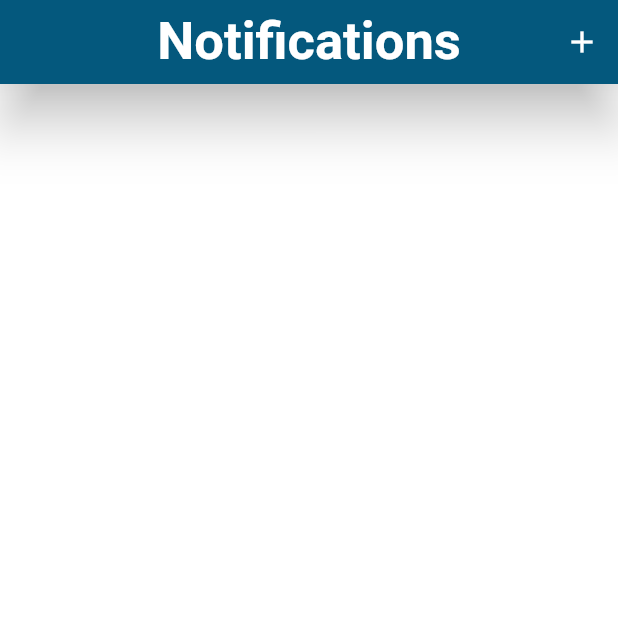
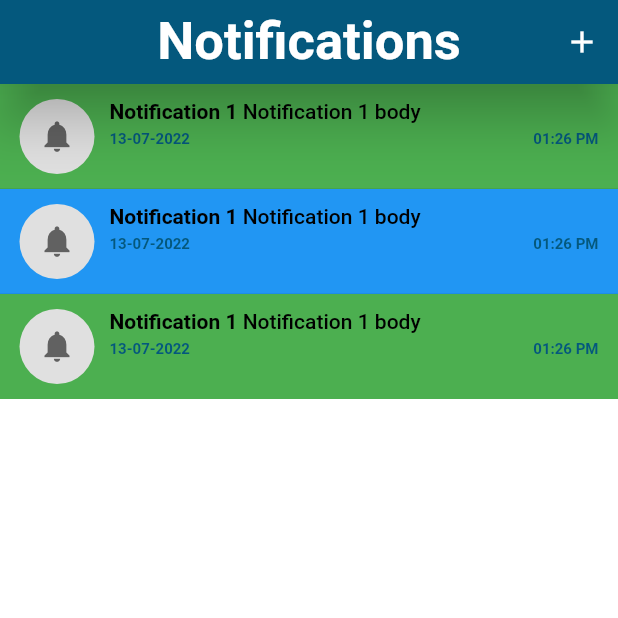
Before and after one commit to nadahanii/Int-Hire_GP, a Flutter app: the NotificationPage screen opened by its route, on a phone screen of 412 x 824 dp, the top half of it. Run offline on Flutter 3.47's test engine with Material 2 defaults, Android fonts, the phone set to English and light mode, and no system bars; our stand-ins replace csv, fluttertoast, font_awesome_flutter, google_fonts, shared_preferences; accounts and stored records are empty; network calls fail.

Commit message:
implementing notification detailed screen

```diff
--- a/lib/main.dart
+++ b/lib/main.dart
@@ -19,6 +19,7 @@ import 'package:history_feature/screens/profile_screen.dart';
 import 'package:provider/provider.dart';
 import 'package:history_feature/screens/login_screen.dart';
 import 'package:history_feature/screens/forget_password_screen.dart';
+import '../models/notification.dart' as n;
 
 void main() {
   runApp(MultiProvider(providers: [
@@ -36,9 +37,11 @@ void main() {
 }
 
 class MyApp extends StatelessWidget {
+
   // This widget is the root of your application.
   @override
   Widget build(BuildContext context) {
+    n.Notification notification= new n.Notification(id: 1, title: 'title', description: 'description');
     final ThemeData globalTheme = Provider.of<GlobalTheme>(context).globalTheme;
     return Consumer<Auth>(
       builder: (ctx, auth, _) => MaterialApp(
@@ -73,7 +76,7 @@ class MyApp extends StatelessWidget {
           ProfileScreen.routeName: (ctx) => ProfileScreen(isApplicant: true,),
           NavbarScreen.routeName: (ctx) => NavbarScreen(),
           EditPasswordScreen.routeName: (ctx) => EditPasswordScreen(),
-          //NotificationDetailedScreen.routeName: (ctx) => NotificationDetailedScreen(),
+          NotificationDetailedScreen.routeName: (ctx) => NotificationDetailedScreen(notification: notification,),
         },
       ),
     );
--- a/lib/providers/notifications.dart
+++ b/lib/providers/notifications.dart
@@ -7,7 +7,35 @@ import 'package:http/http.dart' as http;
 import '../helpers/components.dart';
 
 class Notifications with ChangeNotifier {
-  List<n.Notification> _items = [];
+  List<n.Notification> _items = [
+    n.Notification(
+      id: 1,
+      title: 'Notification 1',
+      description : 'Notification 1 body',
+      date: '13-07-2022 01:26 PM',
+      viewed : false,
+      senderType: 'Recruiter',
+      receiverEmail: "user@example.com",
+    ),
+    n.Notification(
+      id: 2,
+      title: 'Notification 1',
+      description : 'Notification 1 body',
+      date: '13-07-2022 01:26 PM',
+      viewed : true,
+      senderType: 'Admin',
+      receiverEmail: "user@example.com",
+    ),
+    n.Notification(
+      id: 3,
+      title: 'Notification 1',
+      description : 'Notification 1 body',
+      date: '13-07-2022 01:26 PM',
+      viewed : false,
+      senderType: 'Applicant',
+      receiverEmail: "user@example.com",
+    ),
+  ];
   late String? token;
   late String? userType;
 
@@ -26,57 +54,57 @@ class Notifications with ChangeNotifier {
   }
 
   Future<void> fetchAndSetNotifications() async {
-    final url = Uri.parse('${baseUrl}Notification/getAllMessage');
-    try {
-      final response = await http.get(
-        url,
-        headers: {
-          "content-type": "application/json",
-          'Authorization': 'Bearer $token',
-          "Accept": "application/json",
-        },
-      );
-      final extractedData = json.decode(response.body) as List<dynamic>;
-      if (extractedData.isEmpty) {
-        return;
-      }
-      final List<n.Notification> loadedJobs = [];
-      for (var obj in extractedData) {
-        loadedJobs.add(n.Notification.fromJson(obj));
-      }
-      _items = loadedJobs.reversed.toList();
-      notifyListeners();
-    } catch (e) {
-      print("notification get" + e.toString());
-    }
+    // final url = Uri.parse('${baseUrl}Notification/getAllMessage');
+    // try {
+    //   final response = await http.get(
+    //     url,
+    //     headers: {
+    //       "content-type": "application/json",
+    //       'Authorization': 'Bearer $token',
+    //       "Accept": "application/json",
+    //     },
+    //   );
+    //   final extractedData = json.decode(response.body) as List<dynamic>;
+    //   if (extractedData.isEmpty) {
+    //     return;
+    //   }
+    //   final List<n.Notification> loadedJobs = [];
+    //   for (var obj in extractedData) {
+    //     loadedJobs.add(n.Notification.fromJson(obj));
+    //   }
+    //   _items = loadedJobs.reversed.toList();
+    //   notifyListeners();
+    // } catch (e) {
+    //   print("notification get" + e.toString());
+    // }
   }
 
   Future<void> fetchAndSetComplaint() async {
-    print("complaint ");
-    final url = Uri.parse('${baseUrl}Notification/getAllComplaint');
-    try {
-      final response = await http.get(
-        url,
-        headers: {
-          "content-type": "application/json",
-          'Authorization': 'Bearer $token',
-          "Accept": "application/json",
-        },
-      );
-      print(response.statusCode.toString());
-      final extractedData = json.decode(response.body) as List<dynamic>;
-      if (extractedData.isEmpty) {
-        return;
-      }
-      final List<n.Notification> loadedJobs = [];
-      for (var obj in extractedData) {
-        loadedJobs.add(n.Notification.fromJson(obj));
-      }
-      _items = loadedJobs.reversed.toList();
-      notifyListeners();
-    } catch (e) {
-      print("notification get" + e.toString());
-    }
+    // print("complaint ");
+    // final url = Uri.parse('${baseUrl}Notification/getAllComplaint');
+    // try {
+    //   final response = await http.get(
+    //     url,
+    //     headers: {
+    //       "content-type": "application/json",
+    //       'Authorization': 'Bearer $token',
+    //       "Accept": "application/json",
+    //     },
+    //   );
+    //   print(response.statusCode.toString());
+    //   final extractedData = json.decode(response.body) as List<dynamic>;
+    //   if (extractedData.isEmpty) {
+    //     return;
+    //   }
+    //   final List<n.Notification> loadedJobs = [];
+    //   for (var obj in extractedData) {
+    //     loadedJobs.add(n.Notification.fromJson(obj));
+    //   }
+    //   _items = loadedJobs.reversed.toList();
+    //   notifyListeners();
+    // } catch (e) {
+    //   print("notification get" + e.toString());
+    // }
   }
 
   Future<String> addNotifications(n.Notification notification) async {
--- a/lib/screens/notification_detailed_screen.dart
+++ b/lib/screens/notification_detailed_screen.dart
@@ -1,12 +1,20 @@
 import 'package:flutter/material.dart';
-
+import '../models/notification.dart' as n;
 class NotificationDetailedScreen extends StatelessWidget {
-  final Notification notification;
+  final n.Notification notification;
   const NotificationDetailedScreen({Key? key,required this.notification}) : super(key: key);
   static const routeName = '/notification_detailed_screen';
 
   @override
   Widget build(BuildContext context) {
-    return Container();
+    return Scaffold(
+      backgroundColor: Theme.of(context).backgroundColor,
+      appBar: AppBar(
+        title: Text(this.notification.title,
+        style: Theme.of(context).textTheme.headline1,
+        ),
+      ),
+
+    );
   }
 }
--- a/lib/widgets/notification_item.dart
+++ b/lib/widgets/notification_item.dart
@@ -1,4 +1,5 @@
 import 'package:flutter/material.dart';
+import 'package:history_feature/screens/notification_detailed_screen.dart';
 import '../models/notification.dart' as n;
 
 class NotificationItem extends StatelessWidget {
@@ -10,8 +11,13 @@ class NotificationItem extends StatelessWidget {
 
   @override
   Widget build(BuildContext context) {
-    return Container(
-      color: notification.viewed ? Colors.redAccent : Colors.blue,
+    return InkWell(
+      onTap: (){
+        Navigator.of(context).pushNamed('/notification_detailed_screen',arguments: this.notification);
+
+      },
+      child: Container(
+        color: notification.viewed ? Colors.blue : Colors.green,
         padding: EdgeInsets.symmetric(horizontal: 13, vertical: 10),
         child: Row(
           crossAxisAlignment: CrossAxisAlignment.start,
@@ -30,6 +36,7 @@ class NotificationItem extends StatelessWidget {
               ),
             ),
           ],
+        ),
       ),
     );
   }
--- a/lib/widgets/notifications_list.dart
+++ b/lib/widgets/notifications_list.dart
@@ -1,6 +1,6 @@
 import 'package:flutter/material.dart';
 import 'package:provider/provider.dart';
-
+import 'package:history_feature/models/notification.dart' as n;
 import '../providers/notifications.dart';
 import 'notification_item.dart';
 
@@ -11,6 +11,7 @@ class NotificationsList extends StatelessWidget {
   @override
   Widget build(BuildContext context) {
     final notifications = Provider.of<Notifications>(context).items;
+    print(notifications);
     return ListView.separated(
       itemBuilder: (context, index) {
         return NotificationItem(
```
Lines whose indentation alone changed are shown as unchanged.
